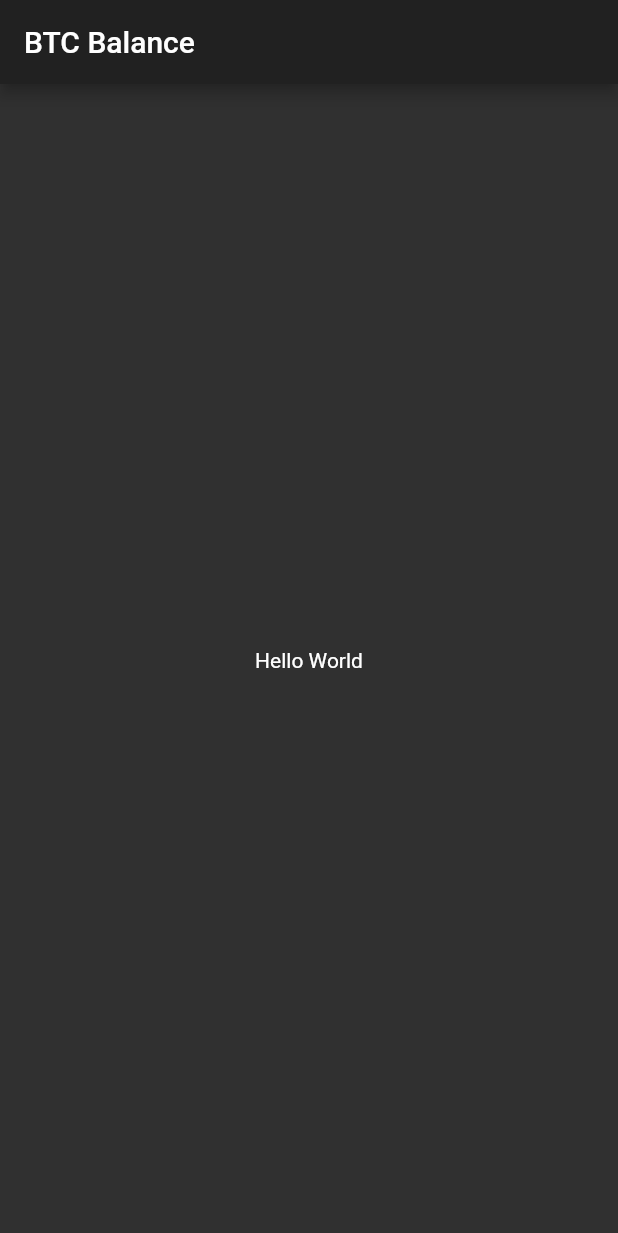
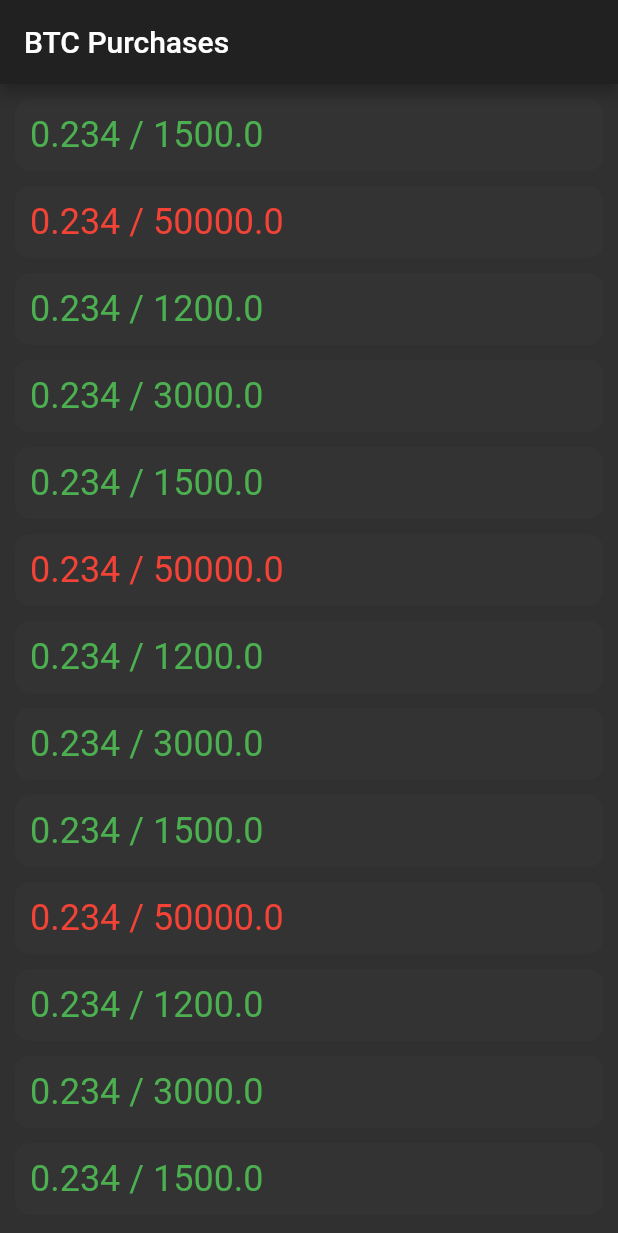
Before and after one commit to fzavalia/btc-balance-flutter, a Flutter app: the screen it shows after launch, on a phone screen of 412 x 824 dp. Shown: the top 1233 px of the screen. Run offline on Flutter 3.47's test engine with Material 2 defaults, Android fonts, the phone set to English and light mode, and no system bars; missing offline and left inert: web_scraper.

Commit message:
Purchases screen

```diff
--- a/lib/main.dart
+++ b/lib/main.dart
@@ -3,6 +3,7 @@
 // found in the LICENSE file.
 
 import 'package:flutter/material.dart';
+import './widgets/Purchases.dart';
 
 void main() => runApp(MyApp());
 
@@ -10,16 +11,9 @@ class MyApp extends StatelessWidget {
   @override
   Widget build(BuildContext context) {
     return MaterialApp(
-      title: 'Welcome to Flutter',
+      title: 'BTC Balance',
       theme: ThemeData(brightness: Brightness.dark),
-      home: Scaffold(
-        appBar: AppBar(
-          title: Text("BTC Balance"),
-        ),
-        body: Center(
-          child: Text("Hello World"),
-        ),
-      ),
+      home: Purchases(),
     );
   }
 }
--- /dev/null
+++ b/lib/widgets/purchases.dart
@@ -0,0 +1,70 @@
+import 'package:flutter/material.dart';
+import '../core/data.dart';
+
+class Purchases extends StatefulWidget {
+  @override
+  _PurchasesState createState() => _PurchasesState();
+}
+
+class _PurchasesState extends State<Purchases> {
+  final Data data = Data([
+    Transaction(1500, 0.234, true),
+    Transaction(50000, 0.234, false),
+    Transaction(1200, 0.234, true),
+    Transaction(3000, 0.234, true),
+    Transaction(1500, 0.234, true),
+    Transaction(50000, 0.234, false),
+    Transaction(1200, 0.234, true),
+    Transaction(3000, 0.234, true),
+    Transaction(1500, 0.234, true),
+    Transaction(50000, 0.234, false),
+    Transaction(1200, 0.234, true),
+    Transaction(3000, 0.234, true),
+    Transaction(1500, 0.234, true),
+    Transaction(50000, 0.234, false),
+    Transaction(1200, 0.234, true),
+    Transaction(3000, 0.234, true),
+  ]);
+
+  @override
+  Widget build(BuildContext context) {
+    return Scaffold(
+      appBar: AppBar(
+        title: Text("BTC Purchases"),
+      ),
+      body: Padding(
+        padding: EdgeInsets.all(10),
+        child: ListView.separated(
+          itemCount: data.transactions.length,
+          itemBuilder: (context, index) => Element(data.transactions[index]),
+          separatorBuilder: (context, index) => Container(
+            height: 10,
+          ),
+        ),
+      ),
+    );
+  }
+}
+
+class Element extends StatelessWidget {
+  final Transaction transaction;
+
+  Element(this.transaction);
+
+  @override
+  Widget build(BuildContext context) {
+    return Container(
+      decoration: BoxDecoration(
+          color: Color(0xff333333), borderRadius: BorderRadius.circular(10)),
+      child: Padding(
+        padding: EdgeInsets.all(10),
+        child: Text(
+          "${transaction.btc} / ${transaction.investment}",
+          style: TextStyle(
+              fontSize: 24,
+              color: transaction.positive ? Colors.green : Colors.red),
+        ),
+      ),
+    );
+  }
+}
```
